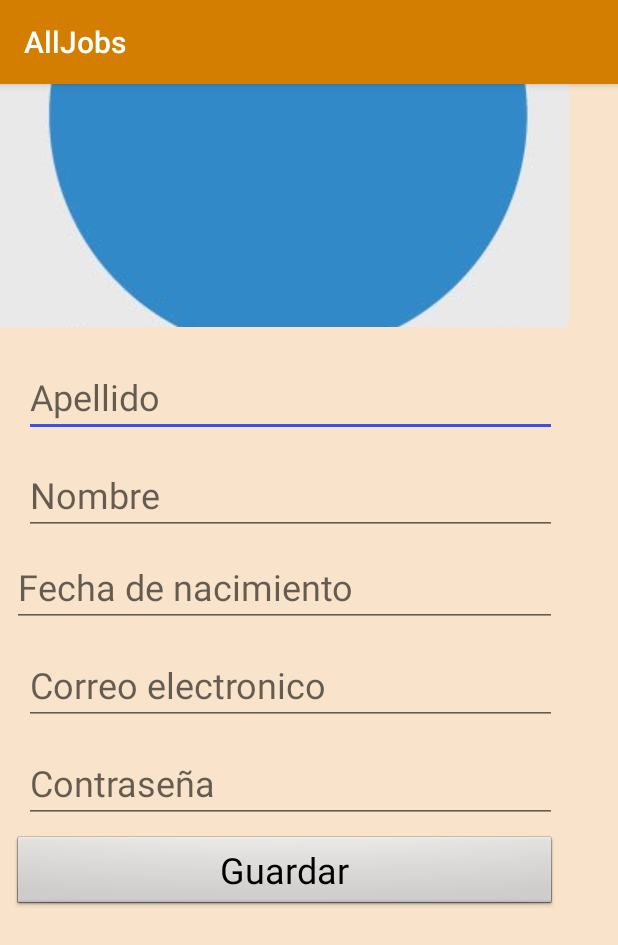
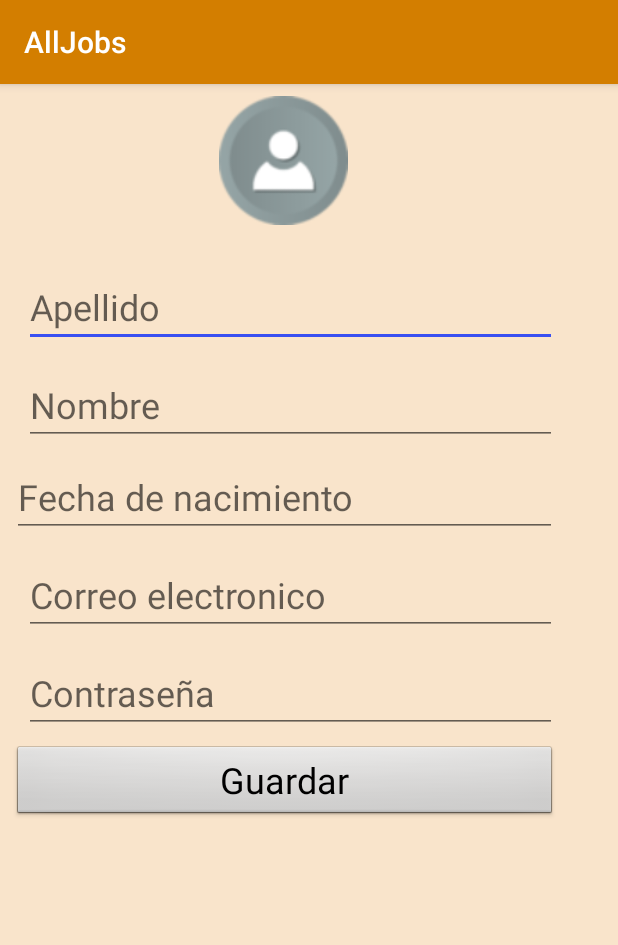
Before and after one commit to eliascapasso/AllJobs, an Android app: the RegistroActivity screen opened directly, with no data from a screen before it, on a phone screen of 412 x 824 dp. Shown: the top 945 px of the screen. Run offline under Robolectric (Android 15) with nearby library versions, the phone set to English and light mode, and no system bars; our stand-ins replace Room's generated code; libraries missing offline, so code that uses them is left out: android.arch.persistence.

Commit message:
camara andando

```diff
--- a/app/src/main/res/layout/activity_registro.xml
+++ b/app/src/main/res/layout/activity_registro.xml
@@ -10,20 +10,22 @@
         android:layout_width="379dp"
         android:layout_height="match_parent"
         tools:layout_editor_absoluteX="4dp"
-        tools:layout_editor_absoluteY="0dp">
+        tools:layout_editor_absoluteY="0dp"
+        tools:ignore="MissingConstraints">
 
         <LinearLayout
             android:layout_width="match_parent"
             android:layout_height="wrap_content"
             android:orientation="vertical">
 
-            <ImageButton
+            <ImageView
                 android:id="@+id/btnFoto"
-                android:layout_width="match_parent"
-                android:layout_height="162dp"
-                android:adjustViewBounds="false"
-                android:elevation="2dp"
-                android:scrollbarAlwaysDrawHorizontalTrack="false"
+                android:layout_width="362dp"
+                android:layout_height="86dp"
+                android:layout_marginBottom="8dp"
+                android:layout_marginEnd="8dp"
+                android:layout_marginStart="8dp"
+                android:layout_marginTop="8dp"
                 app:srcCompat="@drawable/perfil" />
 
             <EditText
--- /dev/null
+++ b/app/src/main/res/xml/file_paths.xml
@@ -0,0 +1,4 @@
+<?xml version="1.0" encoding="utf-8"?>
+<paths>
+    <external-files-path name="my_images" path="." />
+</paths>
```
Also changed, not shown: app/src/main/AndroidManifest.xml (+11 -0 lines), app/src/main/java/com/example/eliascapasso/alljobs/Actividades/RegistroActivity.java (+96 -8 lines), app/src/main/java/com/example/eliascapasso/alljobs/Fragmentos/ModificarPerfilFragment.java (+15 -0 lines), app/src/main/res/drawable-v24/perfil.jpg (deleted), app/src/main/res/drawable-v24/perfil.png (added).
